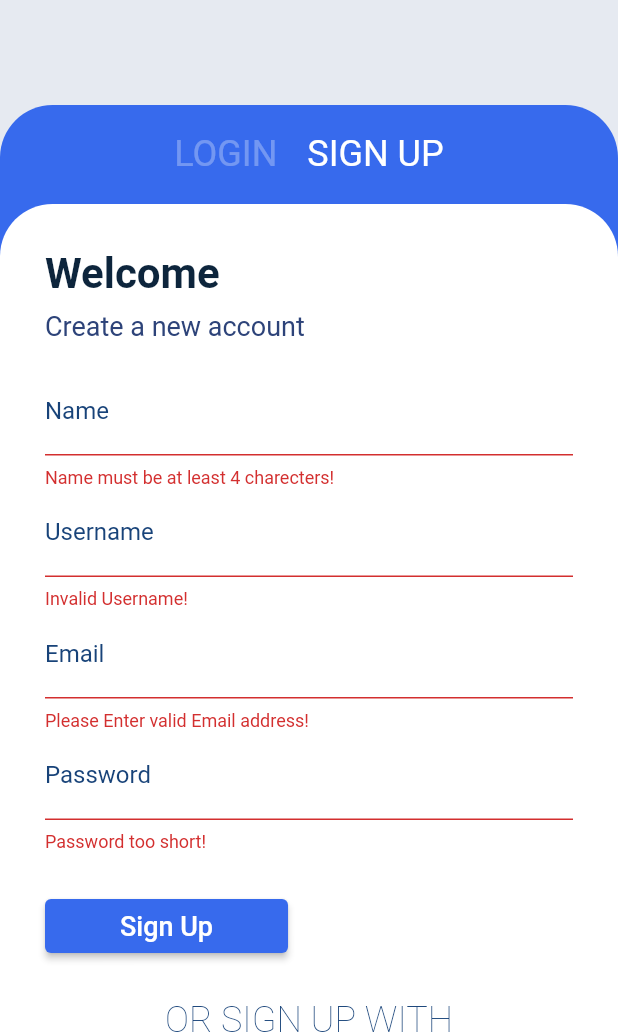
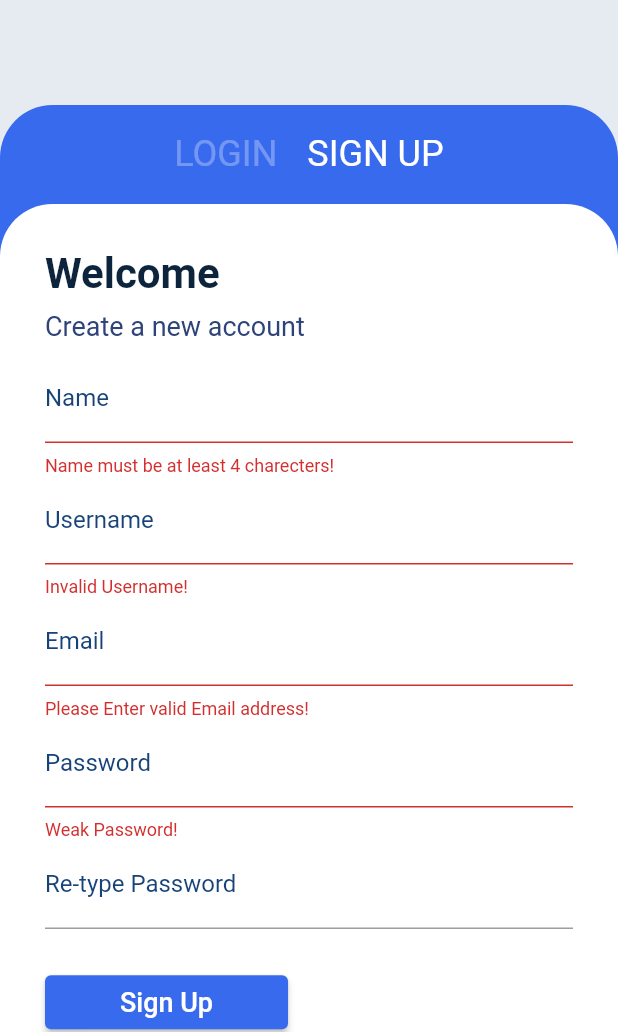
Before and after one commit to TanvirMahin24/treat-hisabkhana, a Flutter app: the LoginPage screen opened directly, after a tap on "Login", after a tap on "SIGN UP", after a tap on "Sign Up", on a phone screen of 412 x 824 dp, the part 204-1236 px from its top. Run offline on Flutter 3.47's test engine with Material 2 defaults, Android fonts, the phone set to English and light mode, and no system bars; our stand-ins replace cloud_firestore, firebase_auth, firebase_core, firebase_storage, flutter_svg, google_sign_in; accounts and stored records are empty.

Commit message:
google sign up user created in DB

```diff
--- a/lib/widgets/signup_form.dart
+++ b/lib/widgets/signup_form.dart
@@ -16,8 +16,10 @@ class _SignupFormState extends State<SignupForm> {
   TextEditingController usernameController = TextEditingController();
   TextEditingController nameController = TextEditingController();
   TextEditingController passwordController = TextEditingController();
+  TextEditingController passwordController2 = TextEditingController();
   String emailErrorText = "";
   String passwordError = "";
+  String passwordError2 = "";
   String nameError = "";
   String usernameError = "";
   var showImg = "";
@@ -29,25 +31,42 @@ class _SignupFormState extends State<SignupForm> {
   }
 
   googleLogin() async {
-    // Trigger the authentication flow
+    //GOOGLE LOGIN
     final GoogleSignInAccount googleUser = await googleSignin.signIn();
-    // Obtain the auth details from the request
+
     final GoogleSignInAuthentication googleAuth =
         await googleUser.authentication;
-    // Create a new credential
+
     final credential = GoogleAuthProvider.credential(
       accessToken: googleAuth.accessToken,
       idToken: googleAuth.idToken,
     );
+
     // Once signed in, return the UserCredential
-    return await FirebaseAuth.instance.signInWithCredential(credential);
+    UserCredential userCredential =
+        await FirebaseAuth.instance.signInWithCredential(credential);
+
+    //CREATE USER IN FIREBASE
+    await usersRef.doc(userCredential.user!.uid).get().then((doc) {
+      if (!doc.exists) {
+        doc.reference.set({
+          "username":
+              userCredential.user!.displayName!.replaceAll(RegExp(r"\s+"), ""),
+          "photoUrl": userCredential.user!.photoURL,
+          "email": userCredential.user!.email,
+          "name": userCredential.user!.displayName,
+          "bio": '',
+          "timestamp": DateTime.now(),
+        });
+      }
+    });
   }
 
   fbLogin() {}
   twitterLogin() {}
 
   submitForm() async {
-    //Validation Logic
+    // Validation Logic
     bool isValid = RegExp(
             r"^[a-zA-Z0-9.a-zA-Z0-9.!#$%&'*+-/=?^_`{|}~]+@[a-zA-Z0-9]+\.[a-zA-Z]+")
         .hasMatch(emailController.text);
@@ -56,32 +75,44 @@ class _SignupFormState extends State<SignupForm> {
     bool isUsernameValid =
         RegExp(r"^(?=[a-zA-Z0-9._]{8,20}$)(?!.*[_.]{2})[^_.].*[^_.]$")
             .hasMatch(usernameController.text);
+    bool isPasswordMatched =
+        passwordController.text == passwordController2.text;
+
+    // Set state accroding to validation
     setState(() {
       emailErrorText = isValid ? "" : "Please Enter valid Email address!";
       passwordError = isPassValid ? "" : "Weak Password!";
       nameError = isNameValid ? "" : "Name must be at least 4 charecters!";
       usernameError = isUsernameValid ? "" : "Invalid Username!";
+      passwordError2 = isPasswordMatched ? "" : "Password do not match!";
     });
-    if (!isValid || !isPassValid) {
+
+    // Returning on validation fail
+    if (!isValid ||
+        !isPassValid ||
+        !isNameValid ||
+        !isUsernameValid ||
+        !isPasswordMatched) {
       return;
     }
-    //AUTHENTICATION FIREBASE
+
+    // AUTHENTICATION FIREBASE
     try {
       await auth.createUserWithEmailAndPassword(
           email: emailController.text, password: passwordController.text);
 
-      //LOGIN
+      // LOGIN
       UserCredential userCredential =
           await FirebaseAuth.instance.signInWithEmailAndPassword(
         email: emailController.text,
         password: passwordController.text,
       );
 
-      //GET DEFAULT IMAGE
+      // GET DEFAULT IMAGE
       var defaultImgUrl =
           await storageRef.child('default.jpg').getDownloadURL();
 
-      //CREATE USER IN FIREBASE
+      // CREATE USER IN FIREBASE
       await usersRef.doc(userCredential.user!.uid).set({
         "username": usernameController.text,
         "photoUrl": defaultImgUrl,
@@ -96,17 +127,19 @@ class _SignupFormState extends State<SignupForm> {
           passwordError =
               isPassValid ? "" : "The password provided is too weak.";
         });
+        return;
       } else if (e.code == 'email-already-in-use') {
         setState(() {
           emailErrorText =
               isValid ? "" : "The account already exists for that email.";
         });
+        return;
       }
       return;
     } catch (e) {
       print(e);
     }
-    print("::::::::::::::::::SUBMIT:::::::::::::::");
+    //print("::::::::::::::::::SUBMIT:::::::::::::::");
   }
 
   @override
@@ -138,7 +171,7 @@ class _SignupFormState extends State<SignupForm> {
               ),
             ),
             SizedBox(
-              height: MediaQuery.of(context).size.height * 0.02,
+              height: MediaQuery.of(context).size.height * 0.01,
             ),
             TextField(
               controller: nameController,
@@ -185,12 +218,31 @@ class _SignupFormState extends State<SignupForm> {
               cursorColor: const Color.fromRGBO(24, 67, 121, 1),
               decoration: InputDecoration(
                 labelText: "Password",
-                errorText: passwordError == "" ? null : "Password too short!",
+                errorText: passwordError == "" ? null : passwordError,
                 labelStyle: const TextStyle(
                   color: Color.fromRGBO(24, 67, 121, 1),
                   fontSize: 16,
                 ),
               ),
+              obscureText: true,
+              enableSuggestions: false,
+              autocorrect: false,
+            ),
+            TextField(
+              keyboardType: TextInputType.visiblePassword,
+              controller: passwordController2,
+              cursorColor: const Color.fromRGBO(24, 67, 121, 1),
+              decoration: InputDecoration(
+                labelText: "Re-type Password",
+                errorText: passwordError2 == "" ? null : passwordError2,
+                labelStyle: const TextStyle(
+                  color: Color.fromRGBO(24, 67, 121, 1),
+                  fontSize: 16,
+                ),
+              ),
+              obscureText: true,
+              enableSuggestions: false,
+              autocorrect: false,
             ),
             SizedBox(
               height: MediaQuery.of(context).size.height * 0.03,
```
